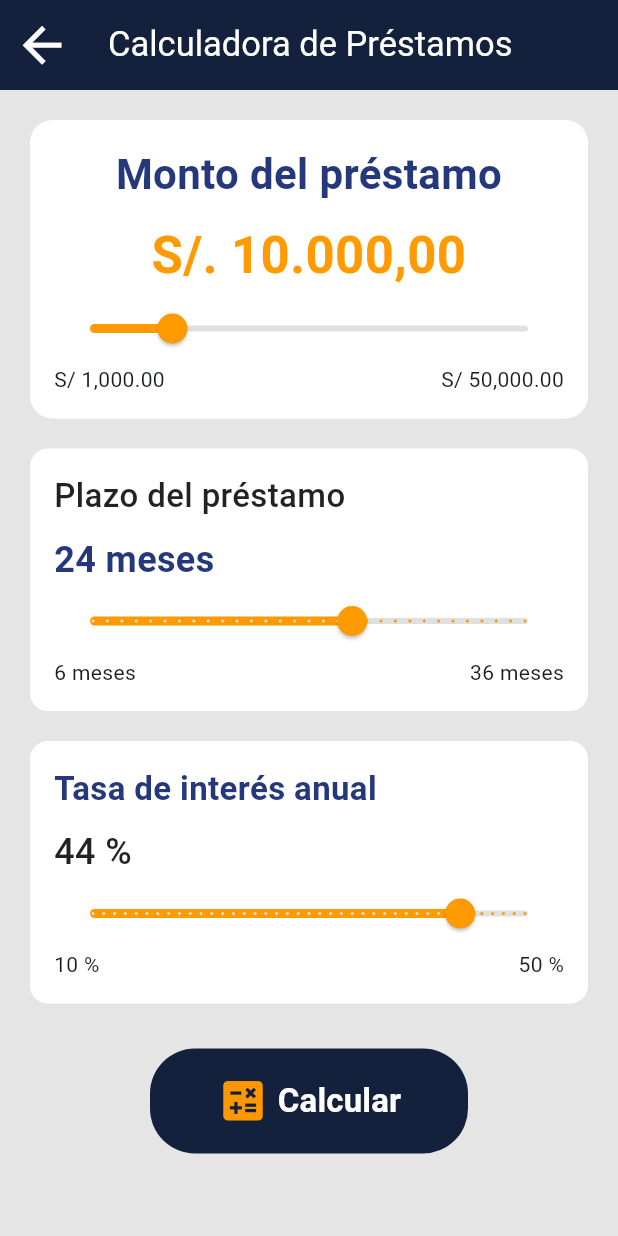
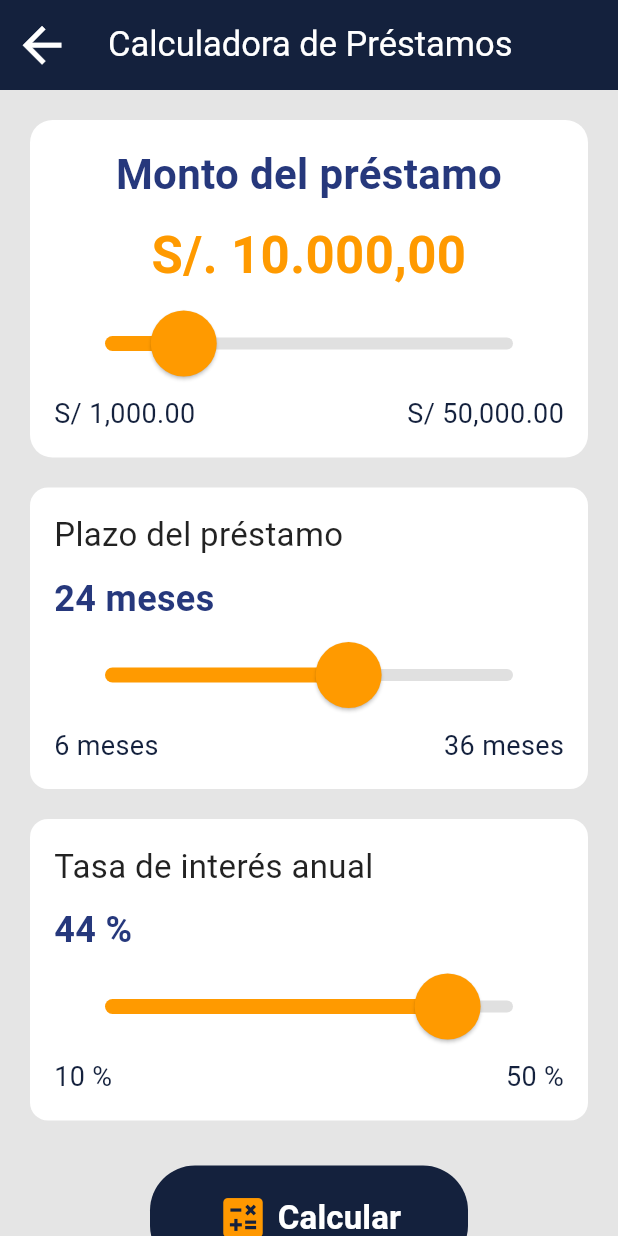
Before and after one commit to hectorfd/examen_flutter_hector, a Flutter app: the Calculadora screen opened directly, on a phone screen of 412 x 824 dp. Run offline on Flutter 3.47's test engine with Material 3 defaults, Android fonts, the light colour scheme and no system bars; network calls fail.

Commit message:
dando formato a los slides

```diff
--- a/lib/vistas/calculadora.dart
+++ b/lib/vistas/calculadora.dart
@@ -120,7 +120,14 @@ class _CalculadoraState extends State<Calculadora> {
               textAlign: TextAlign.center,
             ),
           ),
-          Slider(
+          SliderTheme(
+            data: SliderTheme.of(context).copyWith(
+                  inactiveTrackColor: Colors.grey[500],
+                  trackHeight: 8 * scaleFactor,
+                  thumbShape:const RoundSliderThumbShape(enabledThumbRadius: 22.0),
+                  overlayShape:const RoundSliderOverlayShape(overlayRadius: 34.0),
+                ),
+            child: Slider(
               value: _montoPrestamo,
               min: 1000.0,
               max: 50000.0,
@@ -133,11 +140,12 @@ class _CalculadoraState extends State<Calculadora> {
                 });
               },
             ),
+          ),
           Row(
             mainAxisAlignment: MainAxisAlignment.spaceBetween,
-            children: const [
-              Text('S/ 1,000.00'),
-              Text('S/ 50,000.00'),
+            children:[
+              Text('S/ 1,000.00', style: TextStyle(fontSize: 18 * scaleFactor, color:const Color(0xFF14213D)),),
+              Text('S/ 50,000.00', style: TextStyle(fontSize: 18 * scaleFactor, color:const Color(0xFF14213D)),),
             ],
           ),
         ],
@@ -159,7 +167,7 @@ class _CalculadoraState extends State<Calculadora> {
             'Plazo del préstamo',
             style: TextStyle(
               fontSize: 22 * scaleFactor,
-              fontWeight: FontWeight.w500,
+              fontWeight: FontWeight.w400,
               color: Colors.black87,
             ),
           ),
@@ -172,11 +180,18 @@ class _CalculadoraState extends State<Calculadora> {
               color: Color(0xFF26387C),
             ),
           ),
-          Slider(
+          SliderTheme(
+            data: SliderTheme.of(context).copyWith(
+                  inactiveTrackColor: Colors.grey[500],
+                  trackHeight: 8 * scaleFactor,
+                  thumbShape:const RoundSliderThumbShape(enabledThumbRadius: 22.0),
+                  overlayShape:const RoundSliderOverlayShape(overlayRadius: 34.0),
+                ),
+            child: Slider(
               value: _plazoPrestamo.toDouble(),
               min: 6,
               max: 36,
-            divisions: 30,
+              divisions: 100,
               activeColor: const Color(0xFFFF9A00),
               inactiveColor: Colors.grey[300],
               onChanged: (value) {
@@ -185,11 +200,12 @@ class _CalculadoraState extends State<Calculadora> {
                 });
               },
             ),
+          ),
           Row(
             mainAxisAlignment: MainAxisAlignment.spaceBetween,
-            children: const [
-              Text('6 meses'),
-              Text('36 meses'),
+            children: [
+              Text('6 meses', style: TextStyle(fontSize: 18 * scaleFactor, color:const Color(0xFF14213D)),),
+              Text('36 meses', style: TextStyle(fontSize: 18 * scaleFactor, color:const Color(0xFF14213D)),),
             ],
           ),
         ],
@@ -211,8 +227,8 @@ class _CalculadoraState extends State<Calculadora> {
             'Tasa de interés anual',
             style: TextStyle(
               fontSize: 22 * scaleFactor,
-              fontWeight: FontWeight.bold,
-              color: Color(0xFF26387C),
+              fontWeight: FontWeight.w400,
+              color:Colors.black87,
             ),
           ),
           SizedBox(height: 10 * scaleFactor),
@@ -220,28 +236,38 @@ class _CalculadoraState extends State<Calculadora> {
             '${_tasaInteres.toStringAsFixed(0)} %',
             style: TextStyle(
               fontSize: 24 * scaleFactor,
-              fontWeight: FontWeight.w500,
-              color: Colors.black87,
+              fontWeight: FontWeight.bold,
+              color: const Color(0xFF26387C),
             ),
           ),
-          Slider(
+          SliderTheme(
+            data: SliderTheme.of(context).copyWith(
+                  inactiveTrackColor: Colors.grey[500],
+                  trackHeight: 8 * scaleFactor,
+                  thumbShape:const RoundSliderThumbShape(enabledThumbRadius: 22.0),
+                  overlayShape:const RoundSliderOverlayShape(overlayRadius: 34.0),
+                ),
+
+            child: Slider(
               value: _tasaInteres,
               min: 10.0,
               max: 50.0,
-            divisions: 40,
+              divisions: 100,
               activeColor: const Color(0xFFFF9A00),
               inactiveColor: Colors.grey[300],
+
               onChanged: (value) {
                 setState(() {
                   _tasaInteres = value;
                 });
               },
             ),
+          ),
           Row(
             mainAxisAlignment: MainAxisAlignment.spaceBetween,
-            children: const [
-              Text('10 %'),
-              Text('50 %'),
+            children: [
+              Text('10 %', style: TextStyle(fontSize: 18 * scaleFactor, color:const Color(0xFF14213D)),),
+              Text('50 %', style: TextStyle(fontSize: 18 * scaleFactor, color:const Color(0xFF14213D)),),
             ],
           ),
         ],
```
Lines whose indentation alone changed are shown as unchanged.
